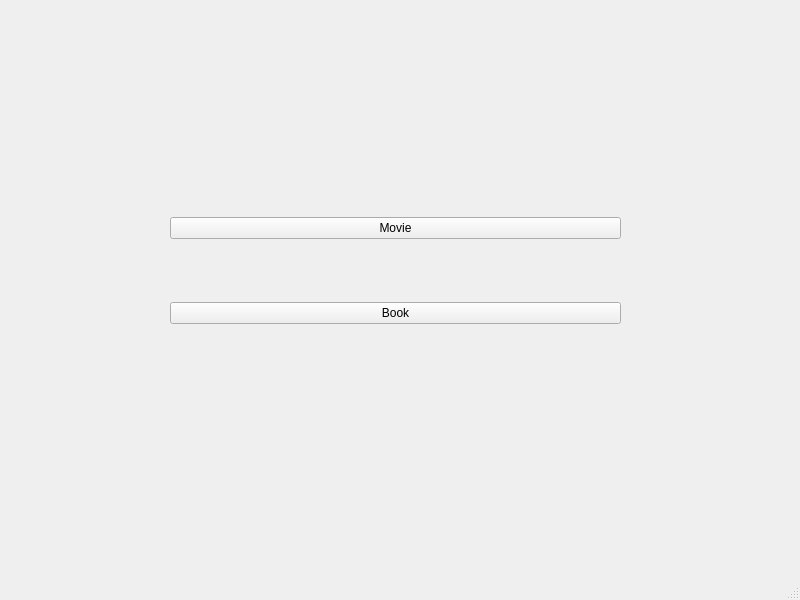
Old version of the form mainwindow.ui in the repository Libra232/BlindChoice.
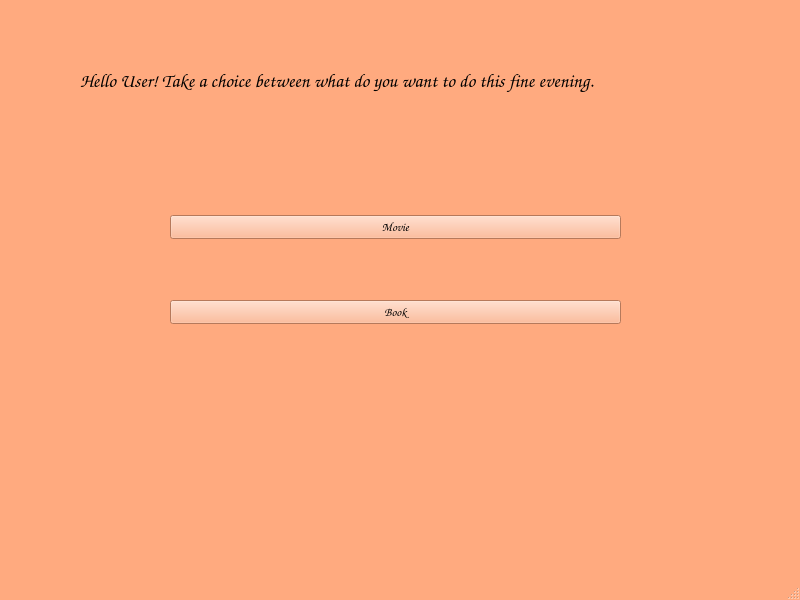
New version of the form.

Diff of the .ui file:
```diff
--- a/mainwindow.ui
+++ b/mainwindow.ui
@@ -10,8 +10,480 @@
     <height>600</height>
    </rect>
   </property>
+  <property name="palette">
+   <palette>
+    <active>
+     <colorrole role="WindowText">
+      <brush brushstyle="SolidPattern">
+       <color alpha="255">
+        <red>0</red>
+        <green>0</green>
+        <blue>0</blue>
+       </color>
+      </brush>
+     </colorrole>
+     <colorrole role="Button">
+      <brush brushstyle="SolidPattern">
+       <color alpha="255">
+        <red>255</red>
+        <green>170</green>
+        <blue>127</blue>
+       </color>
+      </brush>
+     </colorrole>
+     <colorrole role="Light">
+      <brush brushstyle="SolidPattern">
+       <color alpha="255">
+        <red>255</red>
+        <green>255</green>
+        <blue>254</blue>
+       </color>
+      </brush>
+     </colorrole>
+     <colorrole role="Midlight">
+      <brush brushstyle="SolidPattern">
+       <color alpha="255">
+        <red>255</red>
+        <green>212</green>
+        <blue>190</blue>
+       </color>
+      </brush>
+     </colorrole>
+     <colorrole role="Dark">
+      <brush brushstyle="SolidPattern">
+       <color alpha="255">
+        <red>127</red>
+        <green>85</green>
+        <blue>63</blue>
+       </color>
+      </brush>
+     </colorrole>
+     <colorrole role="Mid">
+      <brush brushstyle="SolidPattern">
+       <color alpha="255">
+        <red>170</red>
+        <green>113</green>
+        <blue>85</blue>
+       </color>
+      </brush>
+     </colorrole>
+     <colorrole role="Text">
+      <brush brushstyle="SolidPattern">
+       <color alpha="255">
+        <red>0</red>
+        <green>0</green>
+        <blue>0</blue>
+       </color>
+      </brush>
+     </colorrole>
+     <colorrole role="BrightText">
+      <brush brushstyle="SolidPattern">
+       <color alpha="255">
+        <red>255</red>
+        <green>255</green>
+        <blue>255</blue>
+       </color>
+      </brush>
+     </colorrole>
+     <colorrole role="ButtonText">
+      <brush brushstyle="SolidPattern">
+       <color alpha="255">
+        <red>0</red>
+        <green>0</green>
+        <blue>0</blue>
+       </color>
+      </brush>
+     </colorrole>
+     <colorrole role="Base">
+      <brush brushstyle="SolidPattern">
+       <color alpha="255">
+        <red>255</red>
+        <green>255</green>
+        <blue>255</blue>
+       </color>
+      </brush>
+     </colorrole>
+     <colorrole role="Window">
+      <brush brushstyle="SolidPattern">
+       <color alpha="255">
+        <red>255</red>
+        <green>170</green>
+        <blue>127</blue>
+       </color>
+      </brush>
+     </colorrole>
+     <colorrole role="Shadow">
+      <brush brushstyle="SolidPattern">
+       <color alpha="255">
+        <red>0</red>
+        <green>0</green>
+        <blue>0</blue>
+       </color>
+      </brush>
+     </colorrole>
+     <colorrole role="AlternateBase">
+      <brush brushstyle="SolidPattern">
+       <color alpha="255">
+        <red>255</red>
+        <green>212</green>
+        <blue>191</blue>
+       </color>
+      </brush>
+     </colorrole>
+     <colorrole role="ToolTipBase">
+      <brush brushstyle="SolidPattern">
+       <color alpha="255">
+        <red>255</red>
+        <green>255</green>
+        <blue>220</blue>
+       </color>
+      </brush>
+     </colorrole>
+     <colorrole role="ToolTipText">
+      <brush brushstyle="SolidPattern">
+       <color alpha="255">
+        <red>0</red>
+        <green>0</green>
+        <blue>0</blue>
+       </color>
+      </brush>
+     </colorrole>
+     <colorrole role="PlaceholderText">
+      <brush brushstyle="SolidPattern">
+       <color alpha="127">
+        <red>0</red>
+        <green>0</green>
+        <blue>0</blue>
+       </color>
+      </brush>
+     </colorrole>
+     <colorrole role="Accent">
+      <brush brushstyle="SolidPattern">
+       <color alpha="255">
+        <red>255</red>
+        <green>255</green>
+        <blue>255</blue>
+       </color>
+      </brush>
+     </colorrole>
+    </active>
+    <inactive>
+     <colorrole role="WindowText">
+      <brush brushstyle="SolidPattern">
+       <color alpha="255">
+        <red>0</red>
+        <green>0</green>
+        <blue>0</blue>
+       </color>
+      </brush>
+     </colorrole>
+     <colorrole role="Button">
+      <brush brushstyle="SolidPattern">
+       <color alpha="255">
+        <red>255</red>
+        <green>170</green>
+        <blue>127</blue>
+       </color>
+      </brush>
+     </colorrole>
+     <colorrole role="Light">
+      <brush brushstyle="SolidPattern">
+       <color alpha="255">
+        <red>255</red>
+        <green>255</green>
+        <blue>254</blue>
+       </color>
+      </brush>
+     </colorrole>
+     <colorrole role="Midlight">
+      <brush brushstyle="SolidPattern">
+       <color alpha="255">
+        <red>255</red>
+        <green>212</green>
+        <blue>190</blue>
+       </color>
+      </brush>
+     </colorrole>
+     <colorrole role="Dark">
+      <brush brushstyle="SolidPattern">
+       <color alpha="255">
+        <red>127</red>
+        <green>85</green>
+        <blue>63</blue>
+       </color>
+      </brush>
+     </colorrole>
+     <colorrole role="Mid">
+      <brush brushstyle="SolidPattern">
+       <color alpha="255">
+        <red>170</red>
+        <green>113</green>
+        <blue>85</blue>
+       </color>
+      </brush>
+     </colorrole>
+     <colorrole role="Text">
+      <brush brushstyle="SolidPattern">
+       <color alpha="255">
+        <red>0</red>
+        <green>0</green>
+        <blue>0</blue>
+       </color>
+      </brush>
+     </colorrole>
+     <colorrole role="BrightText">
+      <brush brushstyle="SolidPattern">
+       <color alpha="255">
+        <red>255</red>
+        <green>255</green>
+        <blue>255</blue>
+       </color>
+      </brush>
+     </colorrole>
+     <colorrole role="ButtonText">
+      <brush brushstyle="SolidPattern">
+       <color alpha="255">
+        <red>0</red>
+        <green>0</green>
+        <blue>0</blue>
+       </color>
+      </brush>
+     </colorrole>
+     <colorrole role="Base">
+      <brush brushstyle="SolidPattern">
+       <color alpha="255">
+        <red>255</red>
+        <green>255</green>
+        <blue>255</blue>
+       </color>
+      </brush>
+     </colorrole>
+     <colorrole role="Window">
+      <brush brushstyle="SolidPattern">
+       <color alpha="255">
+        <red>255</red>
+        <green>170</green>
+        <blue>127</blue>
+       </color>
+      </brush>
+     </colorrole>
+     <colorrole role="Shadow">
+      <brush brushstyle="SolidPattern">
+       <color alpha="255">
+        <red>0</red>
+        <green>0</green>
+        <blue>0</blue>
+       </color>
+      </brush>
+     </colorrole>
+     <colorrole role="AlternateBase">
+      <brush brushstyle="SolidPattern">
+       <color alpha="255">
+        <red>255</red>
+        <green>212</green>
+        <blue>191</blue>
+       </color>
+      </brush>
+     </colorrole>
+     <colorrole role="ToolTipBase">
+      <brush brushstyle="SolidPattern">
+       <color alpha="255">
+        <red>255</red>
+        <green>255</green>
+        <blue>220</blue>
+       </color>
+      </brush>
+     </colorrole>
+     <colorrole role="ToolTipText">
+      <brush brushstyle="SolidPattern">
+       <color alpha="255">
+        <red>0</red>
+        <green>0</green>
+        <blue>0</blue>
+       </color>
+      </brush>
+     </colorrole>
+     <colorrole role="PlaceholderText">
+      <brush brushstyle="SolidPattern">
+       <color alpha="127">
+        <red>0</red>
+        <green>0</green>
+        <blue>0</blue>
+       </color>
+      </brush>
+     </colorrole>
+     <colorrole role="Accent">
+      <brush brushstyle="SolidPattern">
+       <color alpha="255">
+        <red>255</red>
+        <green>255</green>
+        <blue>255</blue>
+       </color>
+      </brush>
+     </colorrole>
+    </inactive>
+    <disabled>
+     <colorrole role="WindowText">
+      <brush brushstyle="SolidPattern">
+       <color alpha="255">
+        <red>127</red>
+        <green>85</green>
+        <blue>63</blue>
+       </color>
+      </brush>
+     </colorrole>
+     <colorrole role="Button">
+      <brush brushstyle="SolidPattern">
+       <color alpha="255">
+        <red>255</red>
+        <green>170</green>
+        <blue>127</blue>
+       </color>
+      </brush>
+     </colorrole>
+     <colorrole role="Light">
+      <brush brushstyle="SolidPattern">
+       <color alpha="255">
+        <red>255</red>
+        <green>255</green>
+        <blue>254</blue>
+       </color>
+      </brush>
+     </colorrole>
+     <colorrole role="Midlight">
+      <brush brushstyle="SolidPattern">
+       <color alpha="255">
+        <red>255</red>
+        <green>212</green>
+        <blue>190</blue>
+       </color>
+      </brush>
+     </colorrole>
+     <colorrole role="Dark">
+      <brush brushstyle="SolidPattern">
+       <color alpha="255">
+        <red>127</red>
+        <green>85</green>
+        <blue>63</blue>
+       </color>
+      </brush>
+     </colorrole>
+     <colorrole role="Mid">
+      <brush brushstyle="SolidPattern">
+       <color alpha="255">
+        <red>170</red>
+        <green>113</green>
+        <blue>85</blue>
+       </color>
+      </brush>
+     </colorrole>
+     <colorrole role="Text">
+      <brush brushstyle="SolidPattern">
+       <color alpha="255">
+        <red>127</red>
+        <green>85</green>
+        <blue>63</blue>
+       </color>
+      </brush>
+     </colorrole>
+     <colorrole role="BrightText">
+      <brush brushstyle="SolidPattern">
+       <color alpha="255">
+        <red>255</red>
+        <green>255</green>
+        <blue>255</blue>
+       </color>
+      </brush>
+     </colorrole>
+     <colorrole role="ButtonText">
+      <brush brushstyle="SolidPattern">
+       <color alpha="255">
+        <red>127</red>
+        <green>85</green>
+        <blue>63</blue>
+       </color>
+      </brush>
+     </colorrole>
+     <colorrole role="Base">
+      <brush brushstyle="SolidPattern">
+       <color alpha="255">
+        <red>255</red>
+        <green>170</green>
+        <blue>127</blue>
+       </color>
+      </brush>
+     </colorrole>
+     <colorrole role="Window">
+      <brush brushstyle="SolidPattern">
+       <color alpha="255">
+        <red>255</red>
+        <green>170</green>
+        <blue>127</blue>
+       </color>
+      </brush>
+     </colorrole>
+     <colorrole role="Shadow">
+      <brush brushstyle="SolidPattern">
+       <color alpha="255">
+        <red>0</red>
+        <green>0</green>
+        <blue>0</blue>
+       </color>
+      </brush>
+     </colorrole>
+     <colorrole role="AlternateBase">
+      <brush brushstyle="SolidPattern">
+       <color alpha="255">
+        <red>255</red>
+        <green>170</green>
+        <blue>127</blue>
+       </color>
+      </brush>
+     </colorrole>
+     <colorrole role="ToolTipBase">
+      <brush brushstyle="SolidPattern">
+       <color alpha="255">
+        <red>255</red>
+        <green>255</green>
+        <blue>220</blue>
+       </color>
+      </brush>
+     </colorrole>
+     <colorrole role="ToolTipText">
+      <brush brushstyle="SolidPattern">
+       <color alpha="255">
+        <red>0</red>
+        <green>0</green>
+        <blue>0</blue>
+       </color>
+      </brush>
+     </colorrole>
+     <colorrole role="PlaceholderText">
+      <brush brushstyle="SolidPattern">
+       <color alpha="127">
+        <red>127</red>
+        <green>85</green>
+        <blue>63</blue>
+       </color>
+      </brush>
+     </colorrole>
+     <colorrole role="Accent">
+      <brush brushstyle="SolidPattern">
+       <color alpha="255">
+        <red>255</red>
+        <green>221</green>
+        <blue>203</blue>
+       </color>
+      </brush>
+     </colorrole>
+    </disabled>
+   </palette>
+  </property>
   <property name="windowTitle">
-   <string>MainWindow</string>
+   <string>BlindChoice</string>
+  </property>
+  <property name="autoFillBackground">
+   <bool>false</bool>
   </property>
   <widget class="QWidget" name="centralwidget">
    <widget class="QWidget" name="verticalLayoutWidget">
@@ -26,6 +498,11 @@
     <layout class="QVBoxLayout" name="verticalLayout">
      <item>
       <widget class="QPushButton" name="pushButtonMovie">
+       <property name="font">
+        <font>
+         <family>Comic Sans MS</family>
+        </font>
+       </property>
        <property name="text">
         <string>Movie</string>
        </property>
@@ -33,6 +510,11 @@
      </item>
      <item>
       <widget class="QPushButton" name="pushButtonBook">
+       <property name="font">
+        <font>
+         <family>Comic Sans MS</family>
+        </font>
+       </property>
        <property name="text">
         <string>Book</string>
        </property>
@@ -40,6 +522,28 @@
      </item>
     </layout>
    </widget>
+   <widget class="QLabel" name="label">
+    <property name="geometry">
+     <rect>
+      <x>80</x>
+      <y>0</y>
+      <width>781</width>
+      <height>161</height>
+     </rect>
+    </property>
+    <property name="font">
+     <font>
+      <family>Comic Sans MS</family>
+      <pointsize>14</pointsize>
+     </font>
+    </property>
+    <property name="text">
+     <string>Hello User! Take a choice between what do you want to do this fine evening.</string>
+    </property>
+    <property name="textFormat">
+     <enum>Qt::MarkdownText</enum>
+    </property>
+   </widget>
   </widget>
   <widget class="QMenuBar" name="menubar">
    <property name="geometry">
```
